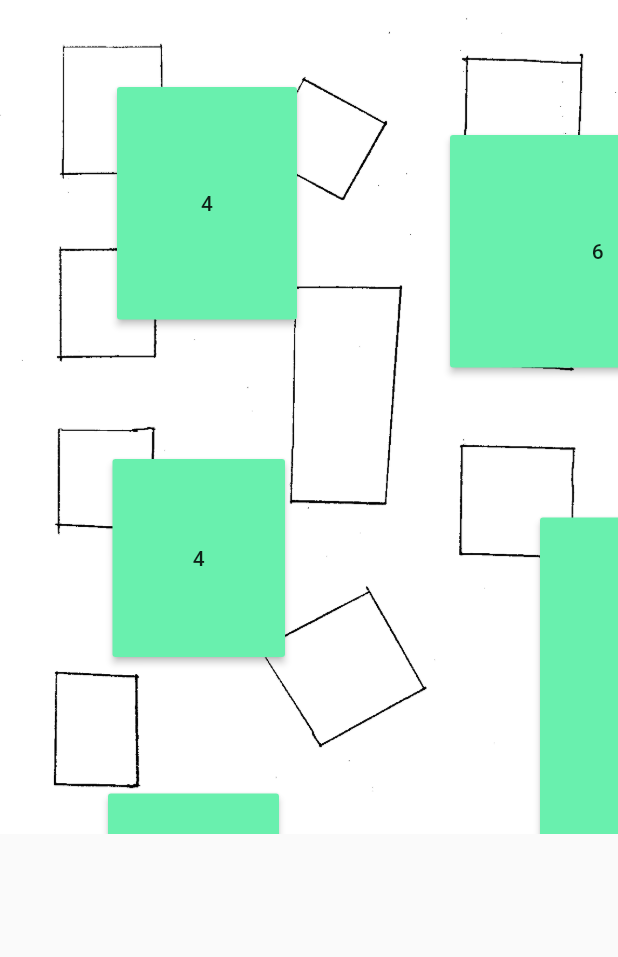
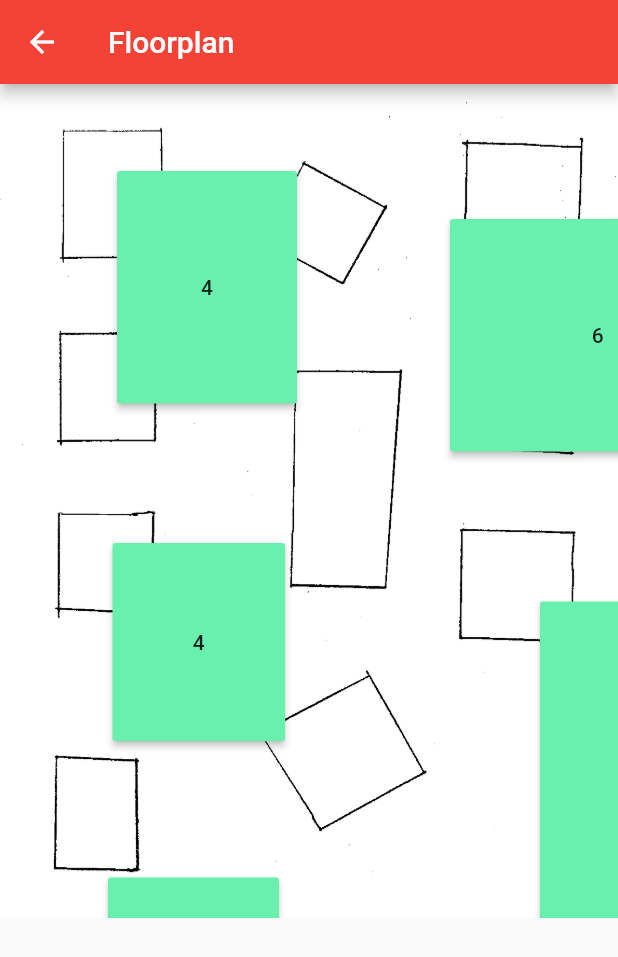
Before and after one commit to ApolloHighSchoolKY/Reserveded, a Flutter app: the TablePage screen opened directly, on a phone screen of 412 x 824 dp. Shown: the top 957 px of the screen. Run offline on Flutter 3.47's test engine with Material 2 defaults, Android fonts, the phone set to English and light mode, and no system bars; our stand-ins replace firebase_auth; accounts and stored records are empty; network calls fail.

```diff
--- a/lib/pages/home_page.dart
+++ b/lib/pages/home_page.dart
@@ -1,7 +1,9 @@
 import 'package:flutter/material.dart';
-//import './other_page.dart';
+import 'statistics_page.dart';
 import 'table_page.dart';
 import 'employee_page.dart';
+
+List<int> averageTable = [];
 
 class HomePage extends StatefulWidget {
   @override
@@ -58,7 +60,7 @@ class _HomePageState extends State<HomePage> {
             new ListTile(
               title: new Text("Statistics"),
               trailing: new Icon(Icons.arrow_upward),
-              //5onTap: () => Navigator.push(context, MaterialPageRoute(builder: (context) => TablePage())),
+              onTap: () => Navigator.push(context, MaterialPageRoute(builder: (context) => StatisticsPage())),
             ),
 
             //A messaging platform for communication between workers
--- a/lib/pages/table_page.dart
+++ b/lib/pages/table_page.dart
@@ -15,6 +15,9 @@ var tableTimerOne = new Stopwatch();
 
 //The actual building of the table page
 class TablePage extends StatefulWidget{
+  final String value;
+  TablePage({Key key, this.value}) : super (key: key);
+
   @override
   _TablePageState createState() => new _TablePageState();
 }
@@ -23,7 +26,9 @@ class _TablePageState extends State<TablePage>{
   @override
   Widget build(BuildContext context){
     //MediaQueryData queryData = MediaQuery.of(context);
-    return new Stack(
+    return new Scaffold(
+      appBar: new AppBar(title: new Text("Floorplan"),),
+      body: Stack(
         children: <Widget>[
           new Container(
             child: new Image.asset(
@@ -204,6 +209,7 @@ class _TablePageState extends State<TablePage>{
             )
           ),
         ],
+      ),
     );
   }
 }
```
Also changed, not shown: lib/pages/statistics_page.dart (added, +42 -0 lines). Lines whose indentation alone changed are shown as unchanged.
